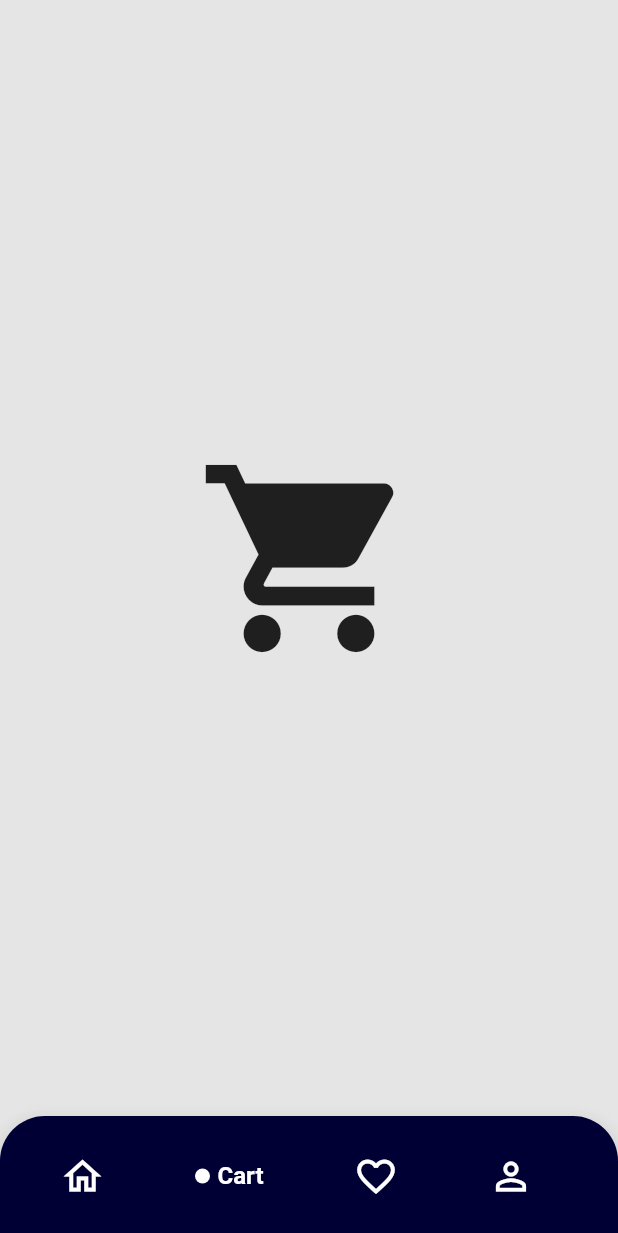
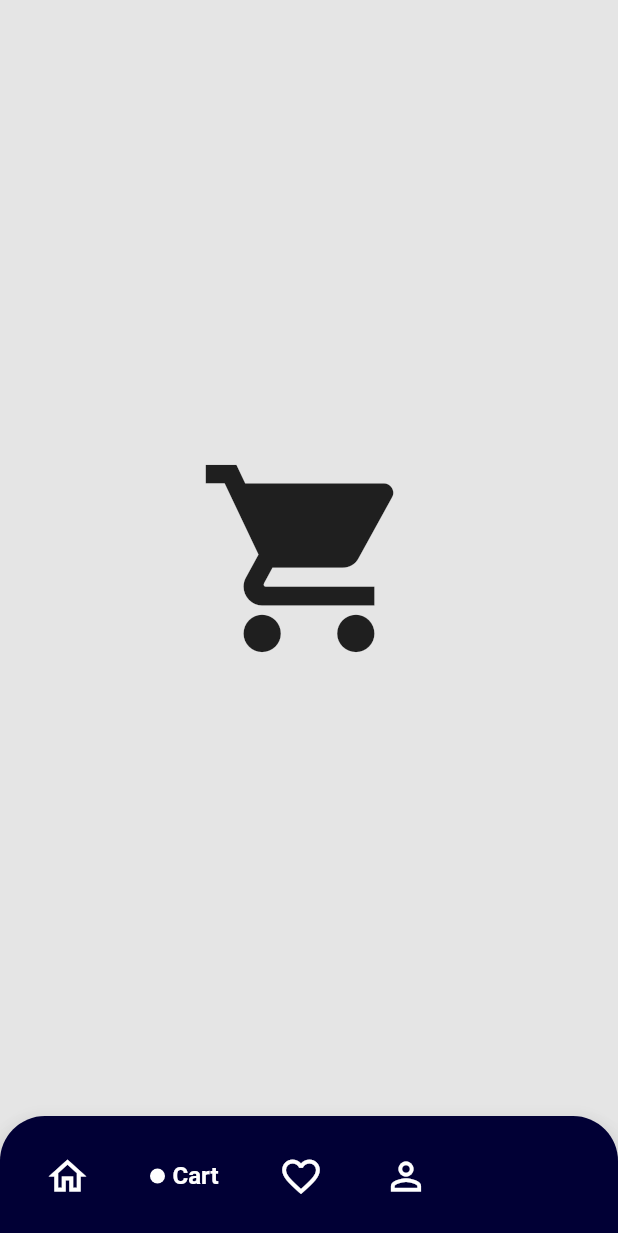
Before and after one commit to dmsrgv/mobileshop, a Flutter app: the screen it shows after launch, after a tap on the "local grocery store" icon, on a phone screen of 412 x 824 dp. Shown: the top 1233 px of the screen. Run offline on Flutter 3.47's test engine with Material 2 defaults, Android fonts, the phone set to English and light mode, and no system bars; our stand-ins replace bloc, cached_network_image, carousel_slider, dartz, equatable, flutter_bloc and 4 more; accounts and stored records are empty; network calls fail.

Commit message:
add maps

```diff
--- a/lib/components/nav_bar.dart
+++ b/lib/components/nav_bar.dart
@@ -1,4 +1,5 @@
 import 'package:flutter/material.dart';
+import 'package:mobileshop/components/size_config.dart';
 import 'package:mobileshop/features/cart/presentation/pages/cart_screen.dart';
 import 'package:mobileshop/features/home/presentation/pages/home_screen.dart';
 
@@ -39,13 +40,14 @@ class _NavBarState extends State<NavBar> {
       backgroundColor: Color(0xFFE5E5E5),
       bottomNavigationBar: Material(
         elevation: 10,
-        borderRadius: BorderRadius.only(
+        borderRadius: const BorderRadius.only(
             topLeft: Radius.circular(30), topRight: Radius.circular(30)),
-        color: Color(0xFF010035),
+        color: const Color(0xFF010035),
         child: Container(
           width: double.infinity,
           height: 80,
           child: ListView.builder(
+              shrinkWrap: true,
               physics: NeverScrollableScrollPhysics(),
               scrollDirection: Axis.horizontal,
               padding: EdgeInsets.symmetric(horizontal: 10),
@@ -58,8 +60,7 @@ class _NavBarState extends State<NavBar> {
                     });
                   },
                   child: Padding(
-                    padding: const EdgeInsets.symmetric(horizontal: 30),
-                    child: Container(
+                    padding: const EdgeInsets.symmetric(horizontal: 20),
                     child: Row(
                       children: [
                         selectedIndex == index
@@ -69,11 +70,10 @@ class _NavBarState extends State<NavBar> {
                                     width: 10,
                                     height: 10,
                                     decoration: BoxDecoration(
-                                          borderRadius:
-                                              BorderRadius.circular(5),
+                                        borderRadius: BorderRadius.circular(5),
                                         color: Colors.white),
                                   ),
-                                    SizedBox(
+                                  const SizedBox(
                                     width: 5,
                                   ),
                                   Text(
@@ -93,7 +93,6 @@ class _NavBarState extends State<NavBar> {
                       ],
                     ),
                   ),
-                  ),
                 );
               }),
         ),
--- a/lib/features/cart/presentation/widgets/cart_app_bar.dart
+++ b/lib/features/cart/presentation/widgets/cart_app_bar.dart
@@ -1,4 +1,5 @@
 import 'package:flutter/material.dart';
+import 'package:mobileshop/components/map_screen.dart';
 
 class CartAppBar extends StatelessWidget {
   const CartAppBar({
@@ -42,7 +43,10 @@ class CartAppBar extends StatelessWidget {
                 width: 10,
               ),
               GestureDetector(
-                onTap: () {},
+                onTap: () {
+                  Navigator.push(context,
+                      MaterialPageRoute(builder: (context) => MapScreen()));
+                },
                 child: Container(
                   width: 40,
                   height: 40,
--- a/lib/features/home/presentation/pages/home_screen.dart
+++ b/lib/features/home/presentation/pages/home_screen.dart
@@ -1,5 +1,4 @@
 import 'package:flutter/material.dart';
-import 'package:flutter/rendering.dart';
 import 'package:flutter_bloc/flutter_bloc.dart';
 
 import 'package:mobileshop/components/size_config.dart';
--- a/pubspec.yaml
+++ b/pubspec.yaml
@@ -45,6 +45,8 @@ dependencies:
   carousel_slider: ^4.0.0
   sqflite: ^2.0.1
   path_provider: ^2.0.8
+  google_maps_flutter: ^2.1.1
+  dio: ^4.0.4
 
 
 dev_dependencies:
```
Also changed, not shown: lib/components/map_screen.dart (added, +54 -0 lines), pubspec.lock, 2 other files. Lines whose indentation alone changed are shown as unchanged.
